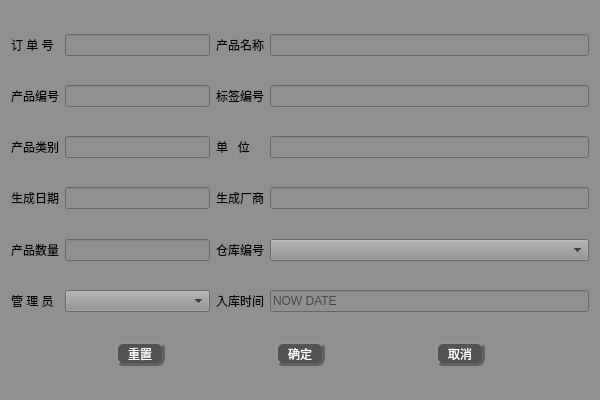
Old version of the form Deca/views/storage.ui in the repository summerfll/wms.
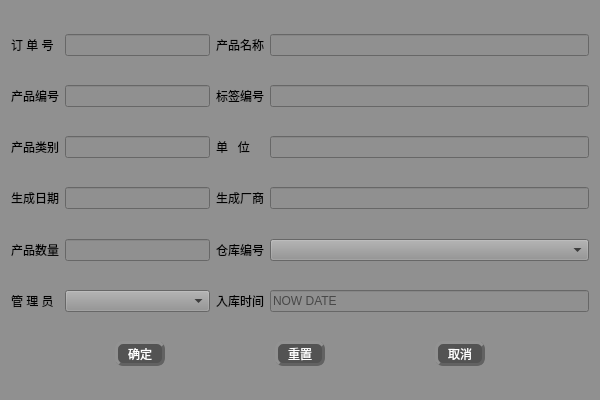
New version of the form. Icons and pictures are not drawn.

The edit to the form file:
```diff
--- a/Deca/views/storage.ui
+++ b/Deca/views/storage.ui
@@ -356,7 +356,7 @@
    <item row="14" column="0" colspan="5">
     <layout class="QHBoxLayout" name="horizontalLayout">
      <item>
-      <widget class="QPushButton" name="pushButton_2">
+      <widget class="QPushButton" name="pushButton">
        <property name="minimumSize">
         <size>
          <width>50</width>
@@ -388,12 +388,12 @@
 </string>
        </property>
        <property name="text">
-        <string>重置</string>
+        <string>确定</string>
        </property>
       </widget>
      </item>
      <item>
-      <widget class="QPushButton" name="pushButton">
+      <widget class="QPushButton" name="pushButton_2">
        <property name="minimumSize">
         <size>
          <width>50</width>
@@ -425,7 +425,7 @@
 </string>
        </property>
        <property name="text">
-        <string>确定</string>
+        <string>重置</string>
        </property>
       </widget>
      </item>
```
